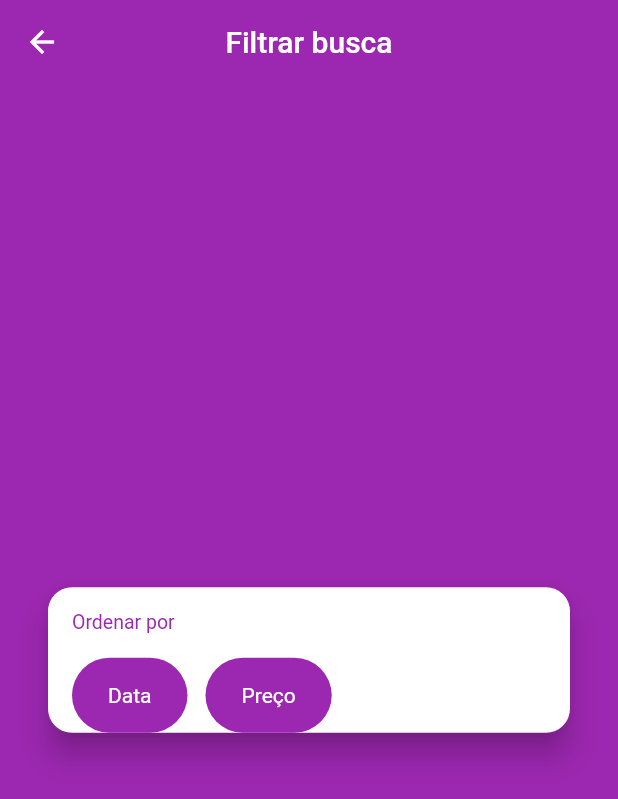
After one commit to brenomacedo/flutter_ccheap, a Flutter app: the FilterScreen screen opened directly, on a phone screen of 412 x 824 dp. The commit adds this screen. Shown: the top 799 px of the screen. Run offline on Flutter 3.47's test engine with Material 2 defaults, Android fonts, the phone set to English and light mode, and no system bars; our stand-ins replace brasil_fields, dio, flutter_mobx, get_it, image_cropper, image_picker and 3 more; accounts and stored records are empty; generated files the repository leaves out were written again; network calls fail; statements that could not run were skipped.

Commit message:
order_by_field

```diff
--- /dev/null
+++ b/lib/screens/filter/components/order_by_field.dart
@@ -0,0 +1,35 @@
+import 'package:flutter/material.dart';
+import 'package:xlo_mobx/screens/filter/components/section_title.dart';
+
+class OrderByField extends StatelessWidget {
+
+  Widget buildOption(String title) {
+    return Container(
+      height: 50,
+      decoration: BoxDecoration(
+        borderRadius: BorderRadius.circular(25),
+        color: Colors.purple,
+      ),
+      alignment: Alignment.center,
+      padding: EdgeInsets.symmetric(horizontal: 24),
+      child: Text(title, style: TextStyle(color: Colors.white)),
+    );
+  }
+
+  @override
+  Widget build(BuildContext context) {
+    return Column(
+      crossAxisAlignment: CrossAxisAlignment.start,
+      children: [
+        SectionTitle('Ordenar por'),
+        Row(
+          children: [
+            buildOption('Data'),
+            SizedBox(width: 12),
+            buildOption('Preço')
+          ],
+        )
+      ],
+    );
+  }
+}
--- /dev/null
+++ b/lib/screens/filter/components/section_title.dart
@@ -0,0 +1,20 @@
+import 'package:flutter/material.dart';
+
+class SectionTitle extends StatelessWidget {
+
+  SectionTitle(this.title);
+
+  final String title;
+
+  @override
+  Widget build(BuildContext context) {
+    return Padding(
+      padding: EdgeInsets.symmetric(vertical: 16),
+      child: Text(title, style: TextStyle(
+        color: Colors.purple,
+        fontSize: 13,
+        fontWeight: FontWeight.w400
+      )),
+    );
+  }
+}
--- /dev/null
+++ b/lib/screens/filter/filter_screen.dart
@@ -0,0 +1,30 @@
+import 'package:flutter/material.dart';
+import 'package:xlo_mobx/screens/filter/components/order_by_field.dart';
+
+class FilterScreen extends StatelessWidget {
+  @override
+  Widget build(BuildContext context) {
+    return Scaffold(
+      appBar: AppBar(
+        title: Text('Filtrar busca'),
+        centerTitle: true,
+      ),
+      body: Center(
+        child: Card(
+          margin: EdgeInsets.symmetric(horizontal: 32),
+          shape: RoundedRectangleBorder(borderRadius: BorderRadius.circular(16)),
+          elevation: 8,
+          child: Padding(
+            padding: EdgeInsets.symmetric(horizontal: 16),
+            child: Column(
+              mainAxisSize: MainAxisSize.min,
+              children: [
+                OrderByField()
+              ],
+            ),
+          )
+        ),
+      ),
+    );
+  }
+}
--- a/lib/screens/home/components/top_bar.dart
+++ b/lib/screens/home/components/top_bar.dart
@@ -1,22 +1,41 @@
 import 'package:flutter/material.dart';
+import 'package:flutter_mobx/flutter_mobx.dart';
+import 'package:get_it/get_it.dart';
+import 'package:xlo_mobx/models/category.dart';
+import 'package:xlo_mobx/screens/category/category_screen.dart';
+import 'package:xlo_mobx/screens/filter/filter_screen.dart';
 import 'package:xlo_mobx/screens/home/components/bar_button.dart';
+import 'package:xlo_mobx/stores/home_store.dart';
 
 class TopBar extends StatelessWidget {
+
+  final HomeStore homeStore = GetIt.I<HomeStore>();
+
   @override
   Widget build(BuildContext context) {
     return Row(
       children: [
+        Observer(builder: (_) {
+          return BarButton(
+            onTap: () async {
+              final Category category = await Navigator.of(context).push(MaterialPageRoute(builder: (_) => CategoryScreen(
+                showAll: true,
+                selected: homeStore.category,
+              )));
+              if(category != null) homeStore.setCategory(category);
+            },
+            label: homeStore.category?.description ?? 'Categorias',
+            decoration: BoxDecoration(
+              border: Border(
+                bottom: BorderSide(color: Colors.grey[400])
+              )
+            ),
+          );
+        }),
         BarButton(
-          onTap: () {},
-          label: 'Categorias',
-          decoration: BoxDecoration(
-            border: Border(
-              bottom: BorderSide(color: Colors.grey[400])
-            )
-          ),
-        ),
-        BarButton(
-          onTap: () {},
+          onTap: () {
+            Navigator.of(context).push(MaterialPageRoute(builder: (_) => FilterScreen()));
+          },
           label: 'Filtros',
           decoration: BoxDecoration(
             border: Border(
--- a/lib/stores/home_store.dart
+++ b/lib/stores/home_store.dart
@@ -1,4 +1,5 @@
 import 'package:mobx/mobx.dart';
+import 'package:xlo_mobx/models/category.dart';
 part 'home_store.g.dart';
 
 class HomeStore = _HomeStore with _$HomeStore;
@@ -11,4 +12,10 @@ abstract class _HomeStore with Store {
   @action
   void setSearch(String value) => search = value;
 
+  @observable
+  Category category;
+
+  @action
+  void setCategory(Category value) => category = value;
+
 }
```
Also changed, not shown: lib/stores/home_store.g.dart.
